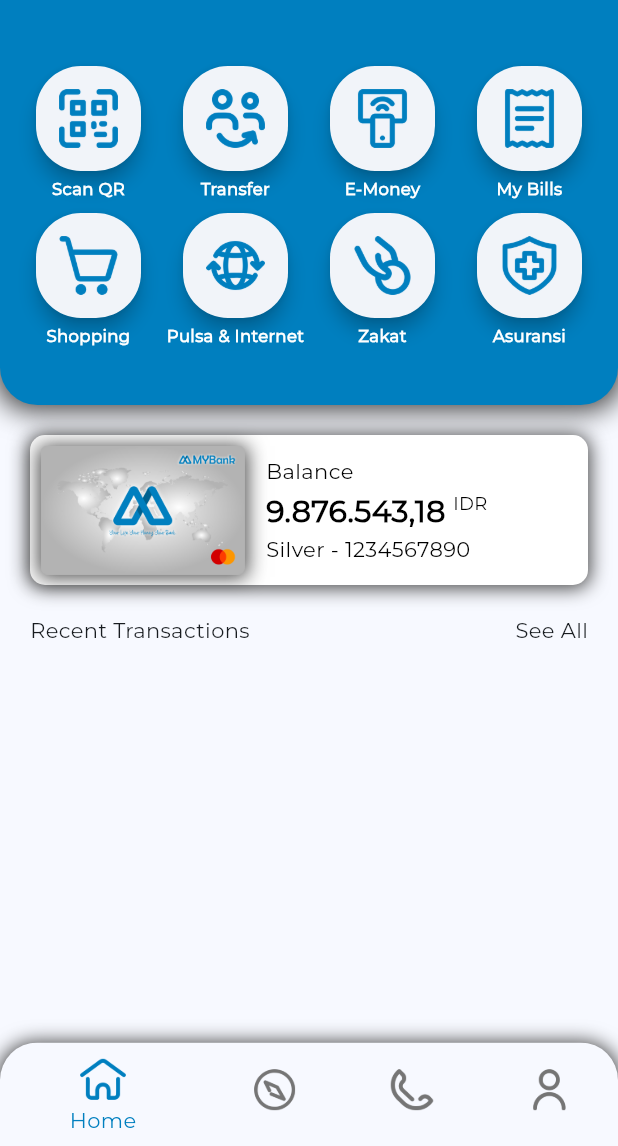
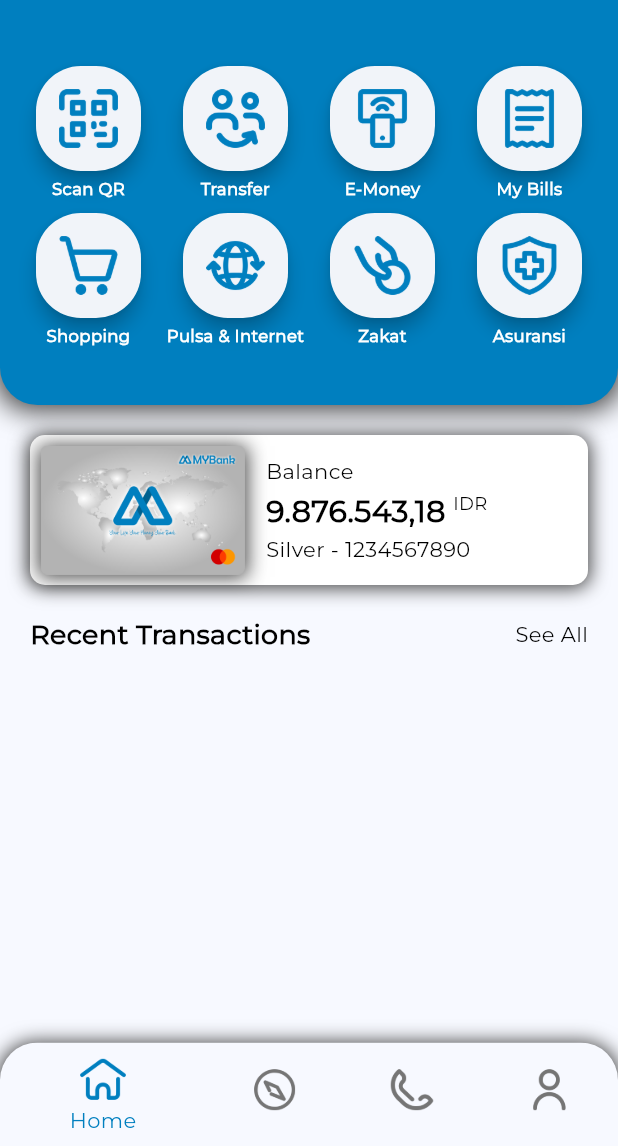
Before and after one commit to fadliaziz21/mybank_app, a Flutter app: the screen it shows after launch, on a phone screen of 412 x 824 dp, the part 90-1236 px from its top. Run offline on Flutter 3.47's test engine with Material 2 defaults, Android fonts, the phone set to English and light mode, and no system bars; our stand-ins replace smooth_page_indicator.

Commit message:
create FontStyles class

```diff
--- a/lib/constans/styles.dart
+++ b/lib/constans/styles.dart
@@ -101,5 +101,21 @@ class Styles {
   static const EdgeInsets eiAll10Top20 =
       EdgeInsets.only(left: 10.0, top: 20.0, right: 10.0, bottom: 10.0);
   static const EdgeInsets eiHorizontal20Vertical10 =
-      EdgeInsets.only(left: 20, top: 10, right: 20, bottom: 10);
+      EdgeInsets.only(left: 20.0, top: 10.0, right: 20.0, bottom: 10.0);
 }
+
+class FontStyles {
+  static const TextStyle textBlack14 = TextStyle(
+    fontFamily: FontFamily.montserrat,
+    fontSize: 14,
+    fontStyle: FontStyle.normal,
+    color: Colors.black,
+  );
+
+  static const TextStyle textBlack18bold = TextStyle(
+    fontFamily: FontFamily.montserrat,
+    fontSize: 18,
+    fontWeight: FontWeight.bold,
+    color: Colors.black,
+  );
+}
```
